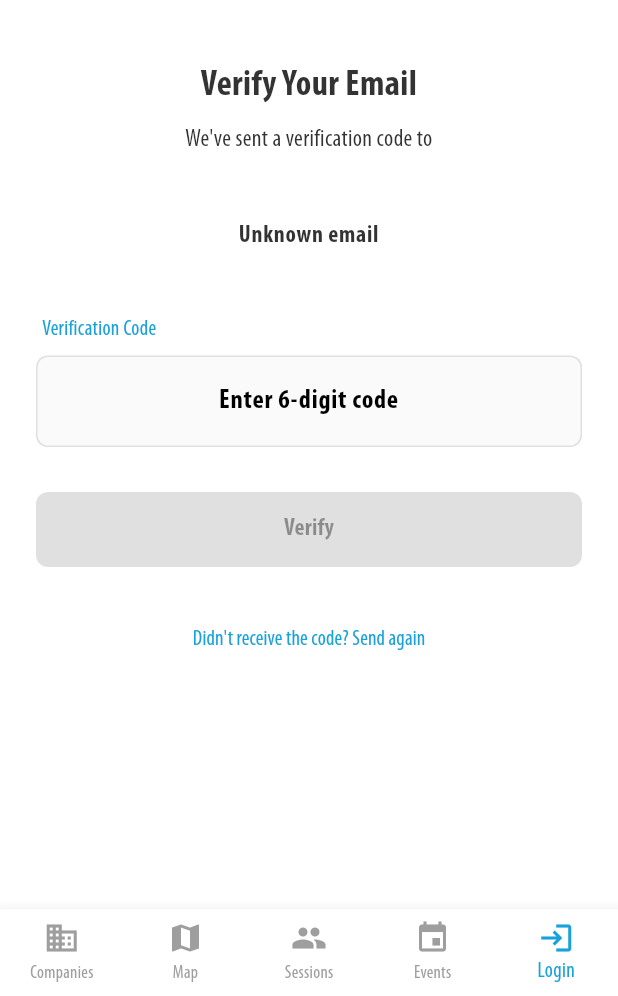
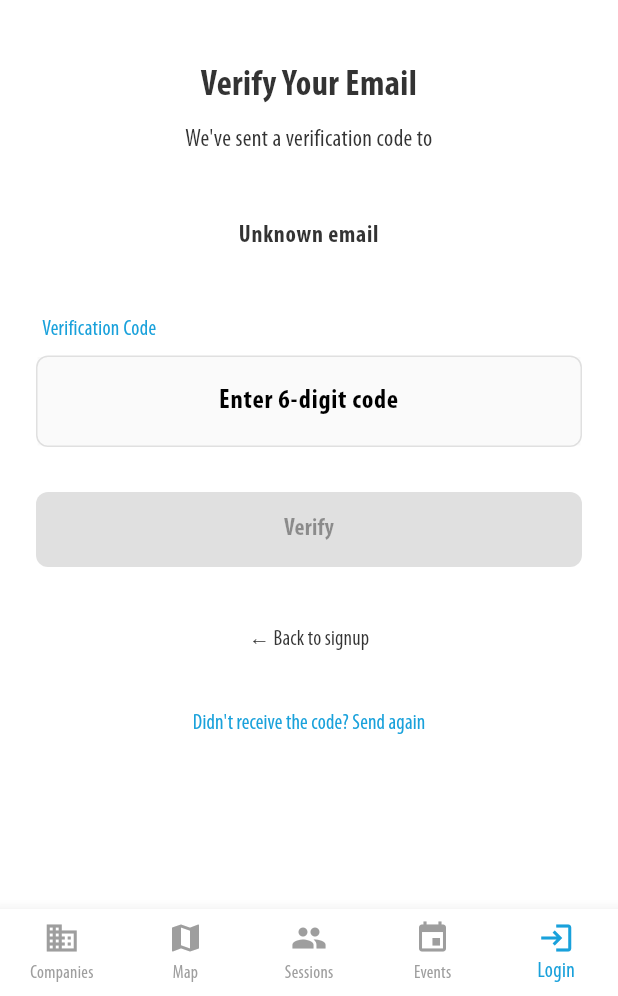
Before and after one commit to careerfairsystems/arkad-app-flutter, a Flutter app: the VerificationScreen screen opened by its route, on a phone screen of 412 x 824 dp, the part 240-1236 px from its top. Run offline on Flutter 3.47's test engine with Material 3 defaults, Android fonts, the phone set to English and light mode, and no system bars; our stand-ins replace dio, file_picker, flutter_secure_storage, get_it, go_router, image_picker; missing offline and left inert: arkad_api, openapi_generator_annotations; accounts and stored records are empty.

Commit message:
refactor: update requestVerificationCode to return new token and adjust related use cases

```diff
--- a/lib/features/auth/domain/repositories/auth_repository.dart
+++ b/lib/features/auth/domain/repositories/auth_repository.dart
@@ -37,5 +37,5 @@ abstract class AuthRepository {
   Future<bool> isAuthenticated();
 
   /// Request new verification code
-  Future<Result<void>> requestVerificationCode(String email);
+  Future<Result<String>> requestVerificationCode(String email);
 }
--- a/lib/features/auth/domain/use_cases/resend_verification_use_case.dart
+++ b/lib/features/auth/domain/use_cases/resend_verification_use_case.dart
@@ -6,13 +6,13 @@ import '../repositories/auth_repository.dart';
 
 /// Use case for resending verification code
 class ResendVerificationUseCase
-    extends UseCase<void, ResendVerificationParams> {
+    extends UseCase<String, ResendVerificationParams> {
   const ResendVerificationUseCase(this._repository);
 
   final AuthRepository _repository;
 
   @override
-  Future<Result<void>> call(ResendVerificationParams params) async {
+  Future<Result<String>> call(ResendVerificationParams params) async {
     // Validate email
     if (params.email.isEmpty) {
       return Result.failure(const ValidationError("Email is required"));
@@ -24,7 +24,7 @@ class ResendVerificationUseCase
       );
     }
 
-    // Request new verification code
+    // Request new verification code and get new token
     return await _repository.requestVerificationCode(params.email.trim());
   }
 }
--- a/lib/features/auth/presentation/commands/resend_verification_command.dart
+++ b/lib/features/auth/presentation/commands/resend_verification_command.dart
@@ -6,7 +6,7 @@ import '../../../../shared/presentation/commands/base_command.dart';
 import '../../domain/use_cases/resend_verification_use_case.dart';
 
 class ResendVerificationCommand
-    extends ParameterizedCommand<ResendVerificationParams, void> {
+    extends ParameterizedCommand<ResendVerificationParams, String> {
   ResendVerificationCommand(this._resendVerificationUseCase);
 
   final ResendVerificationUseCase _resendVerificationUseCase;
@@ -22,7 +22,7 @@ class ResendVerificationCommand
       final result = await _resendVerificationUseCase.call(params);
 
       result.when(
-        success: (_) => setResult(null),
+        success: (newToken) => setResult(newToken),
         failure: (error) => setError(error),
       );
     } catch (e) {
--- a/lib/features/auth/presentation/screens/verification_screen.dart
+++ b/lib/features/auth/presentation/screens/verification_screen.dart
@@ -90,6 +90,10 @@ class _VerificationScreenState extends State<VerificationScreen> {
         );
       }
     }
+  }
+
+  void _goBackToSignup() {
+    context.pop();
   }
 
   @override
@@ -231,6 +235,17 @@ class _VerificationScreenState extends State<VerificationScreen> {
 
                 const SizedBox(height: 24),
 
+                // Back button
+                TextButton(
+                  onPressed: _goBackToSignup,
+                  style: TextButton.styleFrom(
+                    foregroundColor: ArkadColors.gray,
+                  ),
+                  child: const Text('← Back to signup'),
+                ),
+
+                const SizedBox(height: 8),
+
                 Consumer<AuthViewModel>(
                   builder: (context, authViewModel, child) {
                     return TextButton(
--- a/lib/features/auth/presentation/view_models/auth_view_model.dart
+++ b/lib/features/auth/presentation/view_models/auth_view_model.dart
@@ -246,6 +246,9 @@ class AuthViewModel extends ChangeNotifier {
   }
 
   void _onResendVerificationCommandChanged() {
+    if (_resendVerificationCommand.isCompleted && _resendVerificationCommand.result != null) {
+      _signupToken = _resendVerificationCommand.result;
+    }
     notifyListeners();
   }
 
--- a/lib/services/service_locator.dart
+++ b/lib/services/service_locator.dart
@@ -96,7 +96,7 @@ void setupServiceLocator() {
 void _setupApiClient() {
   // Setup Dio first - always available
   final dio = Dio();
-  dio.options.baseUrl = 'https://staging.backend.arkadtlth.se/api';
+  dio.options.baseUrl = 'https://staging.backend.arkadtlth.se';
   serviceLocator.registerLazySingleton<Dio>(() => dio);
 
   // Try to register API client - will work after generation
```
Also changed, not shown: lib/features/auth/data/repositories/auth_repository_impl.dart (+6 -3 lines), lib/features/auth/presentation/screens/signup_screen.dart (+13 -3 lines).
